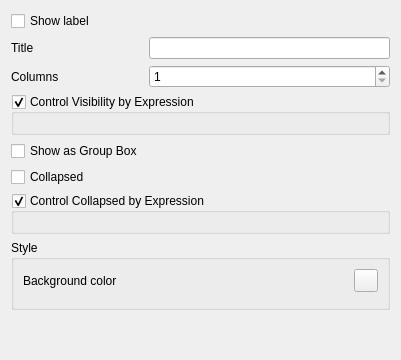
This is src/ui/attributeformconfig/qgsattributeformcontaineredit.ui in andreassteffens/QGIS as Qt 5 draws it before an edit. The edited form follows.
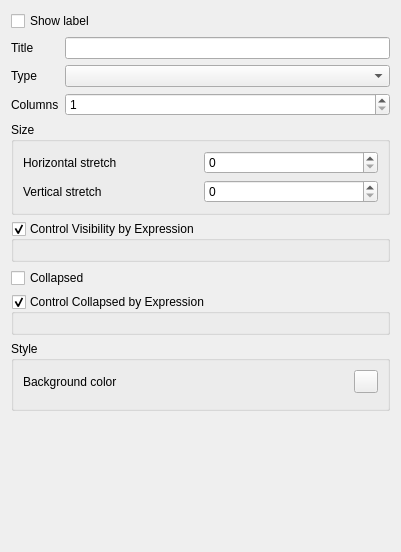
This is the edited form. Custom widgets are drawn as their Qt base class.

Diff of the .ui file:
```diff
--- a/src/ui/attributeformconfig/qgsattributeformcontaineredit.ui
+++ b/src/ui/attributeformconfig/qgsattributeformcontaineredit.ui
@@ -7,14 +7,63 @@
     <x>0</x>
     <y>0</y>
     <width>401</width>
-    <height>360</height>
+    <height>552</height>
    </rect>
   </property>
   <property name="windowTitle">
    <string notr="true">Form</string>
   </property>
   <layout class="QGridLayout" name="gridLayout">
-   <item row="4" column="0" colspan="2">
+   <item row="6" column="0" colspan="2">
+    <widget class="QGroupBox" name="mSizeGroupBox">
+     <property name="title">
+      <string>Size</string>
+     </property>
+     <layout class="QGridLayout" name="gridLayout_5">
+      <item row="0" column="0">
+       <widget class="QLabel" name="mColumnsLabel_2">
+        <property name="text">
+         <string>Horizontal stretch</string>
+        </property>
+       </widget>
+      </item>
+      <item row="0" column="1">
+       <widget class="QgsSpinBox" name="mHozStretchSpin">
+        <property name="minimum">
+         <number>0</number>
+        </property>
+        <property name="maximum">
+         <number>10</number>
+        </property>
+        <property name="value">
+         <number>0</number>
+        </property>
+       </widget>
+      </item>
+      <item row="1" column="0">
+       <widget class="QLabel" name="mColumnsLabel_3">
+        <property name="text">
+         <string>Vertical stretch</string>
+        </property>
+       </widget>
+      </item>
+      <item row="1" column="1">
+       <widget class="QgsSpinBox" name="mVertStretchSpin">
+        <property name="minimum">
+         <number>0</number>
+        </property>
+        <property name="maximum">
+         <number>10</number>
+        </property>
+        <property name="value">
+         <number>0</number>
+        </property>
+       </widget>
+      </item>
+     </layout>
+    </widget>
+   </item>
+   <item row="7" column="0" colspan="2">
     <widget class="QgsCollapsibleGroupBox" name="mControlVisibilityGroupBox">
      <property name="title">
       <string>Control Visibility by Expression</string>
@@ -30,6 +79,40 @@
     </widget>
    </item>
    <item row="9" column="0" colspan="2">
+    <widget class="QCheckBox" name="mCollapsedCheckBox">
+     <property name="text">
+      <string>Collapsed</string>
+     </property>
+    </widget>
+   </item>
+   <item row="2" column="0">
+    <widget class="QLabel" name="label">
+     <property name="text">
+      <string>Title</string>
+     </property>
+    </widget>
+   </item>
+   <item row="0" column="0" colspan="2">
+    <widget class="QCheckBox" name="mShowLabelCheckBox">
+     <property name="text">
+      <string>Show label</string>
+     </property>
+    </widget>
+   </item>
+   <item row="13" column="0">
+    <spacer name="verticalSpacer">
+     <property name="orientation">
+      <enum>Qt::Vertical</enum>
+     </property>
+     <property name="sizeHint" stdset="0">
+      <size>
+       <width>20</width>
+       <height>40</height>
+      </size>
+     </property>
+    </spacer>
+   </item>
+   <item row="12" column="0" colspan="2">
     <widget class="QgsCollapsibleGroupBox" name="mGroupBox">
      <property name="title">
       <string>Style</string>
@@ -58,34 +141,42 @@
      </layout>
     </widget>
    </item>
-   <item row="10" column="0">
-    <spacer name="verticalSpacer">
-     <property name="orientation">
-      <enum>Qt::Vertical</enum>
+   <item row="10" column="0" colspan="2">
+    <widget class="QgsCollapsibleGroupBox" name="mControlCollapsedGroupBox">
+     <property name="title">
+      <string>Control Collapsed by Expression</string>
      </property>
-     <property name="sizeHint" stdset="0">
-      <size>
-       <width>20</width>
-       <height>40</height>
-      </size>
+     <property name="checkable">
+      <bool>true</bool>
      </property>
-    </spacer>
-   </item>
-   <item row="0" column="0" colspan="2">
-    <widget class="QCheckBox" name="mShowLabelCheckBox">
-     <property name="text">
-      <string>Show label</string>
-     </property>
+     <layout class="QGridLayout" name="gridLayout_4">
+      <item row="0" column="0">
+       <widget class="QgsFieldExpressionWidget" name="mCollapsedExpressionWidget" native="true"/>
+      </item>
+     </layout>
     </widget>
    </item>
+   <item row="3" column="1">
+    <widget class="QComboBox" name="mTypeCombo"/>
+   </item>
+   <item row="2" column="1">
+    <widget class="QLineEdit" name="mTitleLineEdit"/>
+   </item>
    <item row="3" column="0">
-    <widget class="QLabel" name="label_2">
+    <widget class="QLabel" name="label_4">
+     <property name="text">
+      <string>Type</string>
+     </property>
+    </widget>
+   </item>
+   <item row="4" column="0">
+    <widget class="QLabel" name="mColumnsLabel">
      <property name="text">
       <string>Columns</string>
      </property>
     </widget>
    </item>
-   <item row="3" column="1">
+   <item row="4" column="1">
     <widget class="QgsSpinBox" name="mColumnCountSpinBox">
      <property name="minimum">
       <number>1</number>
@@ -95,45 +186,6 @@
      </property>
     </widget>
    </item>
-   <item row="5" column="0">
-    <widget class="QCheckBox" name="mShowAsGroupBox">
-     <property name="text">
-      <string>Show as Group Box</string>
-     </property>
-    </widget>
-   </item>
-   <item row="2" column="1">
-    <widget class="QLineEdit" name="mTitleLineEdit"/>
-   </item>
-   <item row="2" column="0">
-    <widget class="QLabel" name="label">
-     <property name="text">
-      <string>Title</string>
-     </property>
-    </widget>
-   </item>
-   <item row="6" column="0">
-    <widget class="QCheckBox" name="mCollapsedCheckBox">
-     <property name="text">
-      <string>Collapsed</string>
-     </property>
-    </widget>
-   </item>
-   <item row="7" column="0" colspan="2">
-    <widget class="QgsCollapsibleGroupBox" name="mControlCollapsedGroupBox">
-     <property name="title">
-      <string>Control Collapsed by Expression</string>
-     </property>
-     <property name="checkable">
-      <bool>true</bool>
-     </property>
-     <layout class="QGridLayout" name="gridLayout_4">
-      <item row="0" column="0">
-       <widget class="QgsFieldExpressionWidget" name="mCollapsedExpressionWidget" native="true"/>
-      </item>
-     </layout>
-    </widget>
-   </item>
   </layout>
  </widget>
  <customwidgets>
```
Left out of the diff: 4 changed lines with no effect on the pictures.
